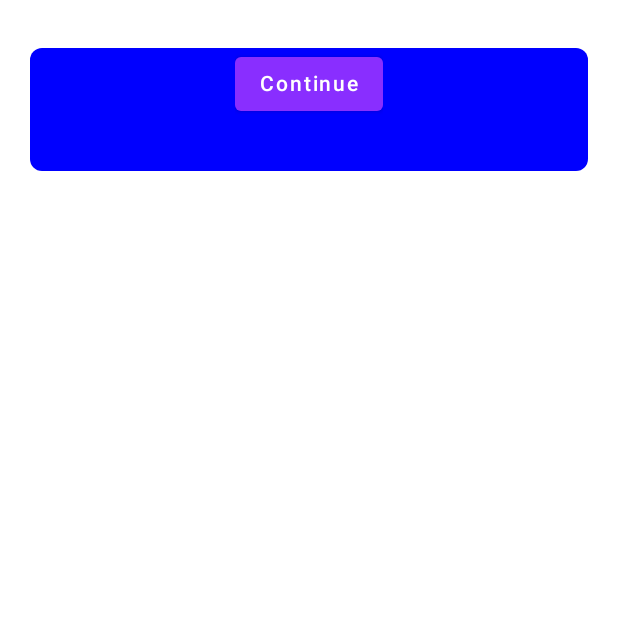
After one commit to nsi-cyber/classifyimages, an Android app built with Jetpack Compose: the composable PreviewScreen called with empty values, on a phone screen of 412 x 824 dp, the top half of it. The commit adds this screen. Run offline under Robolectric (Android 15) with nearby library versions, the phone set to English and light mode, and no system bars; our stand-ins replace Dagger/Hilt's generated code.

Commit message:
StartScreen and PreviewScreen created and functions implemented. Ui needs revision.

```diff
--- /dev/null
+++ b/app/src/main/java/com/nsicyber/classifyimages/Constants.kt
@@ -0,0 +1,4 @@
+package com.nsicyber.classifyimages
+
+object Constants {
+}
--- /dev/null
+++ b/app/src/main/java/com/nsicyber/classifyimages/models/FolderModel.kt
@@ -0,0 +1,3 @@
+package com.nsicyber.classifyimages.models
+
+data class FolderModel(var folderUri:String?=null,var getChild:Boolean?=null)
--- /dev/null
+++ b/app/src/main/java/com/nsicyber/classifyimages/screens/PreviewScreen.kt
@@ -0,0 +1,149 @@
+package com.nsicyber.classifyimages.screens
+
+import android.content.Context
+import androidx.compose.foundation.background
+import androidx.compose.foundation.layout.Arrangement
+import androidx.compose.foundation.layout.Box
+import androidx.compose.foundation.layout.Column
+import androidx.compose.foundation.layout.PaddingValues
+import androidx.compose.foundation.layout.Row
+import androidx.compose.foundation.layout.aspectRatio
+import androidx.compose.foundation.layout.fillMaxSize
+import androidx.compose.foundation.layout.fillMaxWidth
+import androidx.compose.foundation.layout.height
+import androidx.compose.foundation.layout.padding
+import androidx.compose.foundation.layout.wrapContentSize
+import androidx.compose.foundation.lazy.grid.GridCells
+import androidx.compose.foundation.lazy.grid.LazyVerticalGrid
+import androidx.compose.foundation.shape.RoundedCornerShape
+import androidx.compose.material.Button
+import androidx.compose.material.ButtonDefaults
+import androidx.compose.material.Text
+import androidx.compose.runtime.Composable
+import androidx.compose.runtime.rememberCoroutineScope
+import androidx.compose.ui.Alignment
+import androidx.compose.ui.Modifier
+import androidx.compose.ui.draw.clip
+import androidx.compose.ui.draw.shadow
+import androidx.compose.ui.graphics.Color
+import androidx.compose.ui.layout.ContentScale
+import androidx.compose.ui.platform.LocalContext
+import androidx.compose.ui.text.style.TextAlign
+import androidx.compose.ui.unit.dp
+import androidx.compose.ui.unit.sp
+import androidx.hilt.navigation.compose.hiltViewModel
+import androidx.navigation.NavController
+import coil.compose.AsyncImage
+import coil.request.ImageRequest
+import com.nsicyber.classifyimages.models.FolderModel
+import com.nsicyber.classifyimages.viewmodels.PreviewScreenViewModel
+
+
+@Composable
+fun PreviewScreen(
+    context: Context,
+    navController: NavController, model: FolderModel?
+) {
+    var scope = rememberCoroutineScope()
+
+    var viewModel = hiltViewModel<PreviewScreenViewModel>()
+
+    viewModel.getImageListFromFolder(model?.folderUri, model?.getChild)
+
+
+
+    viewModel.imageList.value?.let {
+        Box(
+            modifier = Modifier
+                .padding(start = 20.dp, top = 32.dp, end = 20.dp)
+                .fillMaxWidth(1f)
+                .clip(
+                    shape = RoundedCornerShape(size = 8.dp)
+                )
+                .background(Color.Blue)
+        ) {
+            Column(Modifier.padding(start = 8.dp, top = 8.dp, end = 8.dp)) {
+                LazyVerticalGrid(
+                    columns = GridCells.Fixed(3),
+                    modifier = Modifier.wrapContentSize()
+                ) {
+                    items(viewModel.imageList.value!!.size) { index ->
+                        ImageCard(model = viewModel.imageList.value!![index])
+
+                    }
+                }
+            }
+
+            Button(
+                modifier = Modifier
+                    .clip(
+                        shape = RoundedCornerShape(size = 8.dp)
+                    )
+                    .align(Alignment.BottomCenter)
+                    .padding(bottom = 34.dp),
+                colors = ButtonDefaults.buttonColors(backgroundColor = Color(0xFF892EFF)),
+
+                onClick = {
+
+
+                }) {
+
+                Row(
+                    verticalAlignment = Alignment.CenterVertically,
+                    horizontalArrangement = Arrangement.Center,
+                ) {
+
+
+                    Text(
+                        text = "Continue",
+                        fontSize = 14.sp,
+                        color = Color.White,
+                        textAlign = TextAlign.Center
+
+                    )
+                }
+
+
+            }
+
+
+        }
+
+    }
+
+}
+
+
+@Composable
+
+fun ImageCard(
+    model: String?
+) {
+
+    Box(
+        contentAlignment = Alignment.Center,
+        modifier = Modifier.padding(2.dp)
+            .shadow(5.dp, RoundedCornerShape(10.dp))
+            .clip(RoundedCornerShape(10.dp))
+            .aspectRatio(1f).background(Color.White)
+
+
+    ) {
+
+
+        AsyncImage(
+            model = ImageRequest.Builder(LocalContext.current)
+                .data(model)
+                .crossfade(true)
+                .build(),
+            //  placeholder = painterResource(androidx.compose.runtime.R.drawable.deezer_logo),
+            contentDescription = "image",
+            contentScale = ContentScale.Crop,
+            modifier = Modifier
+                .fillMaxSize()
+        )
+
+
+    }
+
+}
--- /dev/null
+++ b/app/src/main/java/com/nsicyber/classifyimages/viewmodels/PreviewScreenViewModel.kt
@@ -0,0 +1,54 @@
+package com.nsicyber.classifyimages.viewmodels
+
+import android.content.Intent
+import androidx.compose.runtime.mutableStateOf
+import androidx.lifecycle.ViewModel
+import dagger.hilt.android.lifecycle.HiltViewModel
+import java.io.File
+import javax.inject.Inject
+
+
+@HiltViewModel
+class PreviewScreenViewModel @Inject constructor() : ViewModel() {
+    val imageList =
+        mutableStateOf<List<String?>?>(null)
+
+
+
+    fun getImageListFromFolder(folderUri:String?,includeSubdirectories:Boolean?) {
+        val photoExtensions = listOf(".jpg", ".jpeg", ".png", ".gif") // Fotoğraf dosya uzantıları
+        val photoFilePaths = mutableListOf<String>() // Fotoğraf dosya yollarını içerecek liste
+
+        val directory = File(folderUri+"/")
+        if (directory.isDirectory) {
+            // Ana klasördeki fotoğraf dosyalarını ekle
+            val files = directory.listFiles()
+            println(files)
+            files?.forEach { file ->
+                if (file.isFile && photoExtensions.any { file.name.endsWith(it) }) {
+                    photoFilePaths.add(file.absolutePath)
+                }
+            }
+
+            if (includeSubdirectories == true) {
+                // Alt klasörlerdeki fotoğraf dosyalarını ekle
+                val subdirectories = files?.filter { it.isDirectory }
+                subdirectories?.forEach { subdirectory ->
+                    val subFiles = subdirectory.listFiles()
+                    subFiles?.forEach { file ->
+                        if (file.isFile && photoExtensions.any { file.name.endsWith(it) }) {
+                            photoFilePaths.add(file.absolutePath)
+                        }
+                    }
+                }
+            }
+        }
+
+        imageList.value=photoFilePaths.toList()
+
+
+
+    }
+
+
+}
--- a/app/src/main/res/values/strings.xml
+++ b/app/src/main/res/values/strings.xml
@@ -1,3 +1,4 @@
 <resources>
     <string name="app_name">ClassifyImages</string>
+    <string name="title_activity_splash">SplashActivity</string>
 </resources>
```
Also changed, not shown: app/build.gradle (+53 -7 lines), app/src/main/AndroidManifest.xml (+6 -1 lines), app/src/main/java/com/nsicyber/classifyimages/ClassifyImagesApplication.kt (added, +18 -0 lines), app/src/main/java/com/nsicyber/classifyimages/Extensions.kt (added, +50 -0 lines), app/src/main/java/com/nsicyber/classifyimages/MainActivity.kt (+47 -21 lines), app/src/main/java/com/nsicyber/classifyimages/di/ActivityModule.kt (added, +29 -0 lines), app/src/main/java/com/nsicyber/classifyimages/di/AppModule.kt (added, +35 -0 lines), app/src/main/java/com/nsicyber/classifyimages/interfaces/ContextProvider.kt (added, +8 -0 lines), app/src/main/java/com/nsicyber/classifyimages/screens/StartScreen.kt (added, +215 -0 lines), app/src/main/java/com/nsicyber/classifyimages/viewmodels/StartScreenViewModel.kt (added, +29 -0 lines), build.gradle (+16 -0 lines), app/src/main/res/drawable/folder_icon.png (added).
